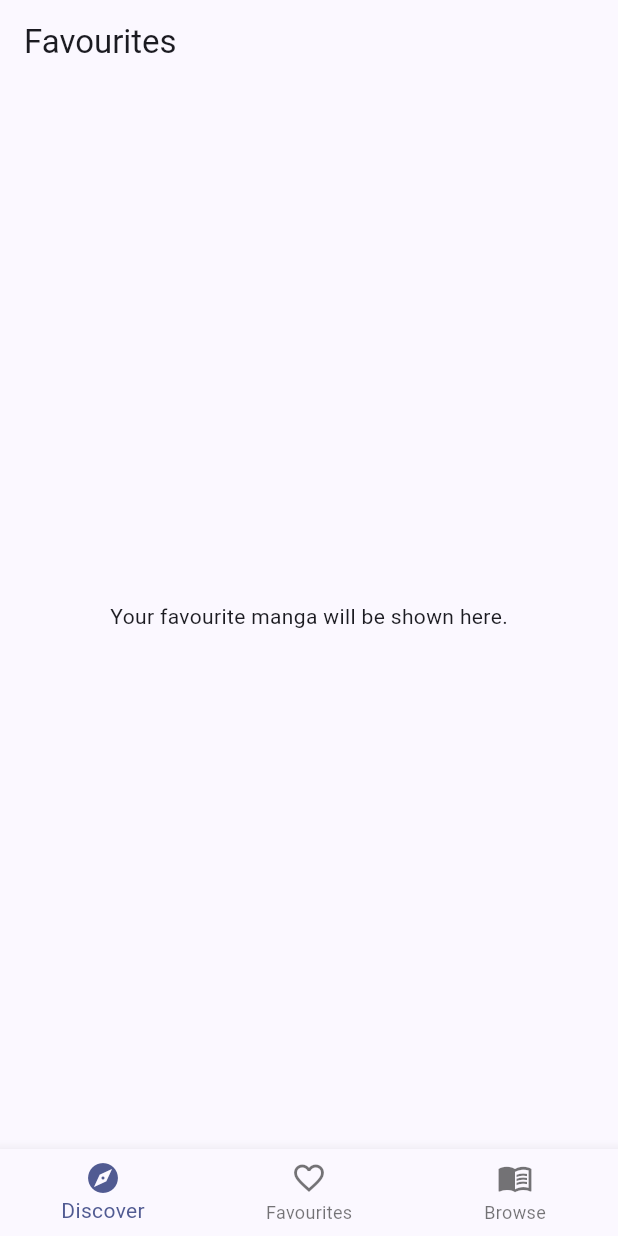
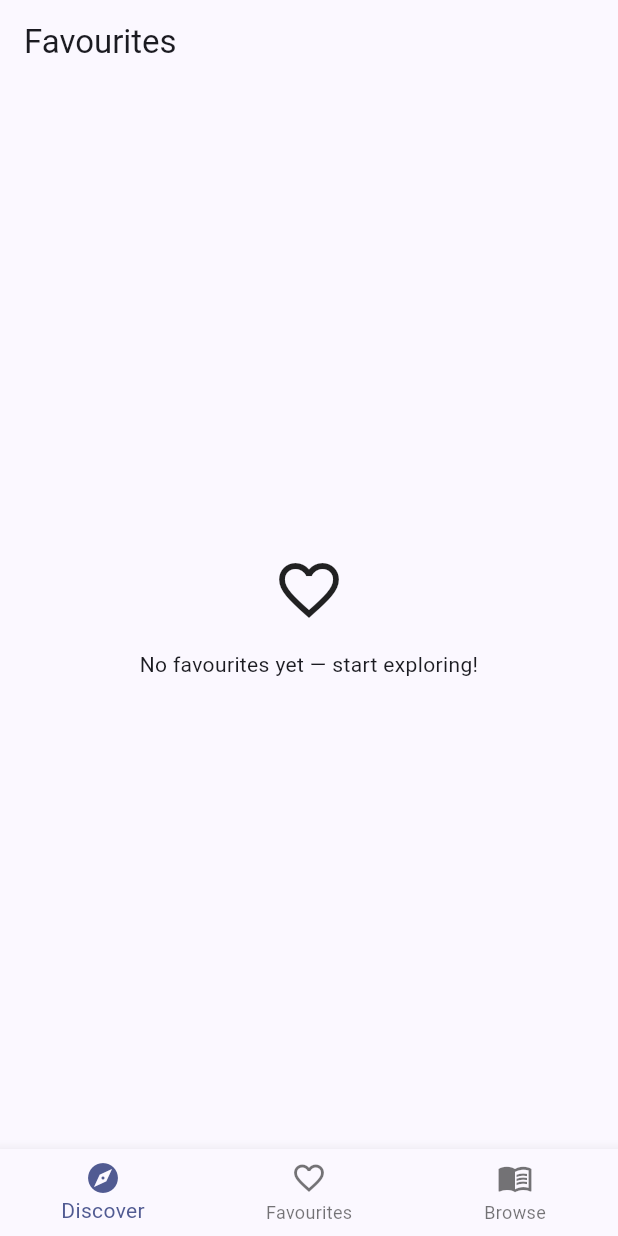
Before and after one commit to fa-fifi/manga-track, a Flutter app: the screen it shows after launch, swiped to page 2, on a phone screen of 412 x 824 dp. Run offline on Flutter 3.47's test engine with Material 3 defaults, Android fonts, the phone set to English and light mode, and no system bars; our stand-ins replace go_router; network calls fail.

Commit message:
✨ Toggle favorite mangas by clicking heart button

```diff
--- a/lib/main.dart
+++ b/lib/main.dart
@@ -1,5 +1,7 @@
 import 'package:flutter/material.dart';
 import 'package:go_router/go_router.dart';
+import 'package:mangatrack/models/favourites.dart';
+import 'package:provider/provider.dart';
 
 import 'screens/browse_screen.dart';
 import 'screens/discover_screen.dart';
@@ -35,7 +37,11 @@ class MangaTrackApp extends StatelessWidget {
 
   @override
   Widget build(BuildContext context) {
-    return MaterialApp.router(
+    return MultiProvider(
+      providers: [
+        ChangeNotifierProvider<Favourites>(create: (_) => Favourites()),
+      ],
+      child: MaterialApp.router(
         title: 'MangaTrack',
         debugShowCheckedModeBanner: false,
         theme: ThemeData(
@@ -43,6 +49,7 @@ class MangaTrackApp extends StatelessWidget {
           useMaterial3: true,
         ),
         routerConfig: _router,
+      ),
     );
   }
 }
--- /dev/null
+++ b/lib/models/favourites.dart
@@ -0,0 +1,22 @@
+import 'dart:collection';
+
+import 'package:flutter/material.dart';
+import 'package:mangatrack/models/manga.dart';
+
+class Favourites with ChangeNotifier {
+  final List<Manga> _mangaList = [];
+  UnmodifiableListView<Manga> get mangaList => UnmodifiableListView(_mangaList);
+
+  void addManga(Manga manga) {
+    _mangaList.add(manga);
+    notifyListeners();
+  }
+
+  void removeManga(Manga manga) {
+    _mangaList.remove(manga);
+    notifyListeners();
+  }
+
+  void toggleManga(Manga manga) =>
+      _mangaList.contains(manga) ? removeManga(manga) : addManga(manga);
+}
--- a/lib/screens/favourites_screen.dart
+++ b/lib/screens/favourites_screen.dart
@@ -1,4 +1,7 @@
 import 'package:flutter/material.dart';
+import 'package:mangatrack/models/favourites.dart';
+import 'package:mangatrack/widgets/manga_card.dart';
+import 'package:provider/provider.dart';
 
 class FavouritesScreen extends StatefulWidget {
   const FavouritesScreen({super.key});
@@ -28,9 +31,36 @@ class _FavouritesScreenState extends State<FavouritesScreen>
 
     return Scaffold(
       appBar: AppBar(title: const Text('Favourites')),
-      body: const Center(
-        // TODO: replace with actual favourites list
-        child: Text('Your favourite manga will be shown here.'),
+      body: Consumer<Favourites>(
+        builder: (context, favourites, child) {
+          if (favourites.mangaList.isEmpty) {
+            return Column(
+              mainAxisAlignment: MainAxisAlignment.center,
+              crossAxisAlignment: CrossAxisAlignment.stretch,
+              children: [
+                Icon(Icons.favorite_border_outlined, size: 48),
+                const SizedBox(height: 16),
+                const Text(
+                  'No favourites yet — start exploring!',
+                  textAlign: TextAlign.center,
+                ),
+              ],
+            );
+          } else {
+            return GridView.builder(
+              padding: const EdgeInsets.all(16),
+              gridDelegate: const SliverGridDelegateWithFixedCrossAxisCount(
+                crossAxisCount: 3,
+                crossAxisSpacing: 10,
+                mainAxisSpacing: 10,
+                childAspectRatio: 1 / 2,
+              ),
+              itemCount: favourites.mangaList.length,
+              itemBuilder: (context, index) =>
+                  MangaCard(favourites.mangaList[index]),
+            );
+          }
+        },
       ),
     );
   }
--- a/lib/screens/image_viewer_screen.dart
+++ b/lib/screens/image_viewer_screen.dart
@@ -25,7 +25,7 @@ class ImageViewerScreen extends StatelessWidget {
             child: IconButton.filled(
               onPressed: () => context.pop(),
               icon: Icon(Icons.close),
-              style: FilledButton.styleFrom(
+              style: IconButton.styleFrom(
                 foregroundColor: Colors.white,
                 backgroundColor: Colors.black26,
               ),
--- a/pubspec.yaml
+++ b/pubspec.yaml
@@ -14,6 +14,7 @@ dependencies:
 
   go_router: ^14.0.0
   http: ^1.2.0
+  provider: ^6.1.5+1
 
 dev_dependencies:
   flutter_test:
```
Also changed, not shown: lib/widgets/manga_card.dart (+24 -6 lines), pubspec.lock. Lines whose indentation alone changed are shown as unchanged.
